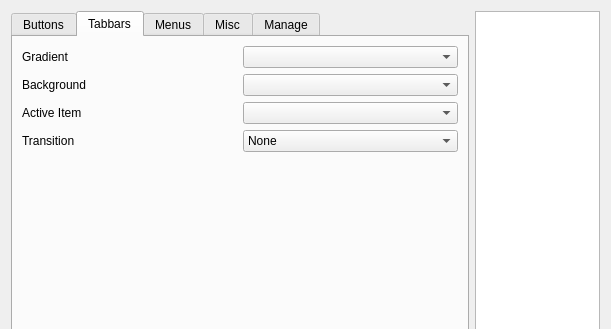
Before: the Qt Designer form config/config.ui in deiv/bespin-pkg, drawn with Qt 5; both pictures show x 0 to 611 and y 0 to 329 of the 611 by 605 pixel window.
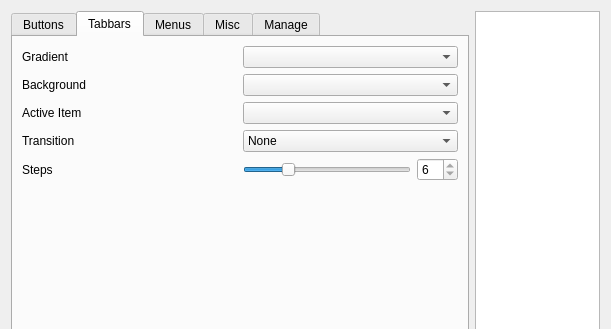
After: the same form once the commit is applied. The open tabs and pages were chosen to show the change.

Commit message: mainly new config entries, demo and management

The edit to the form file:
```diff
--- a/config/config.ui
+++ b/config/config.ui
@@ -14,7 +14,7 @@
   </property>
   <layout class="QGridLayout" >
    <item row="0" column="0" colspan="2" >
-    <widget class="QTabWidget" name="tabWidget" >
+    <widget class="QTabWidget" name="generalTab" >
      <property name="currentIndex" >
       <number>0</number>
      </property>
@@ -133,7 +133,7 @@
          </property>
         </widget>
        </item>
-       <item row="0" column="1" >
+       <item row="0" column="1" colspan="2" >
         <widget class="QComboBox" name="gradTab" />
        </item>
        <item row="1" column="0" >
@@ -143,7 +143,7 @@
          </property>
         </widget>
        </item>
-       <item row="1" column="1" >
+       <item row="1" column="1" colspan="2" >
         <widget class="QComboBox" name="crTabBar" />
        </item>
        <item row="2" column="0" >
@@ -153,7 +153,7 @@
          </property>
         </widget>
        </item>
-       <item row="2" column="1" >
+       <item row="2" column="1" colspan="2" >
         <widget class="QComboBox" name="crTabBarActive" />
        </item>
        <item row="3" column="0" >
@@ -163,7 +163,7 @@
          </property>
         </widget>
        </item>
-       <item row="3" column="1" >
+       <item row="3" column="1" colspan="2" >
         <widget class="QComboBox" name="tabTransition" >
          <item>
           <property name="text" >
@@ -223,14 +223,56 @@
         </widget>
        </item>
        <item row="4" column="0" >
+        <widget class="QLabel" name="label_15" >
+         <property name="text" >
+          <string>Steps</string>
+         </property>
+        </widget>
+       </item>
+       <item row="4" column="1" >
+        <widget class="QSlider" name="tabAnimSteps" >
+         <property name="minimum" >
+          <number>2</number>
+         </property>
+         <property name="maximum" >
+          <number>18</number>
+         </property>
+         <property name="pageStep" >
+          <number>2</number>
+         </property>
+         <property name="value" >
+          <number>6</number>
+         </property>
+         <property name="orientation" >
+          <enum>Qt::Horizontal</enum>
+         </property>
+        </widget>
+       </item>
+       <item row="4" column="2" >
+        <widget class="QSpinBox" name="spinBox" >
+         <property name="readOnly" >
+          <bool>true</bool>
+         </property>
+         <property name="minimum" >
+          <number>2</number>
+         </property>
+         <property name="maximum" >
+          <number>18</number>
+         </property>
+         <property name="value" >
+          <number>6</number>
+         </property>
+        </widget>
+       </item>
+       <item row="5" column="0" >
         <spacer>
          <property name="orientation" >
           <enum>Qt::Vertical</enum>
          </property>
          <property name="sizeHint" >
           <size>
-           <width>20</width>
-           <height>211</height>
+           <width>215</width>
+           <height>151</height>
           </size>
          </property>
         </spacer>
```
Left out of the diff: 19 changed lines with no effect on the pictures. The commit also changes 18 other files.
